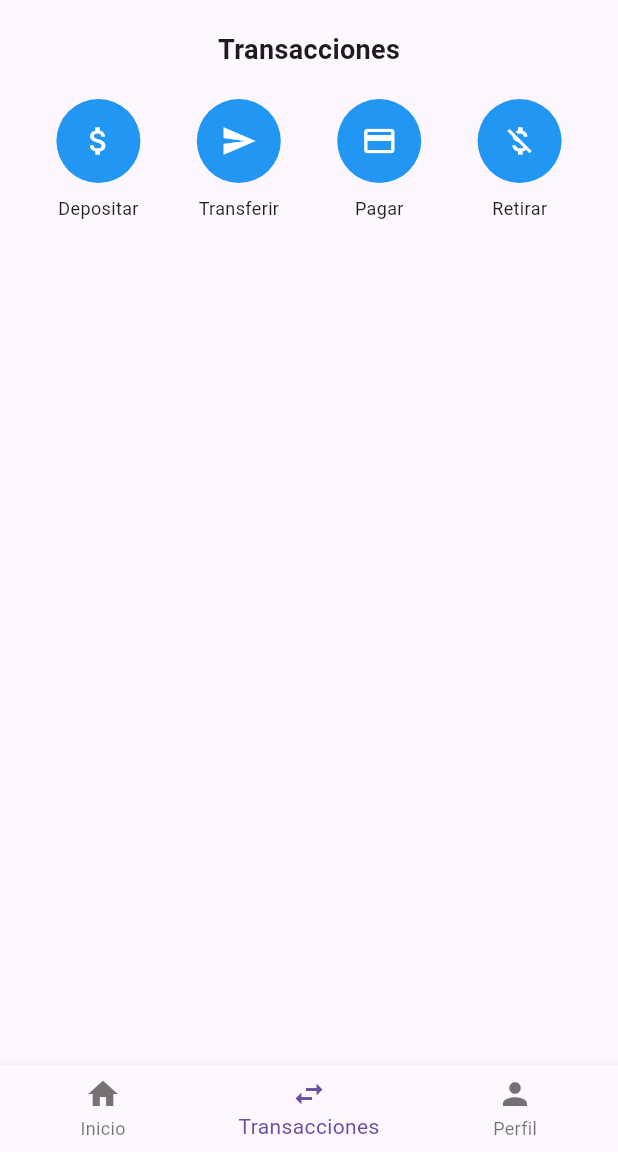
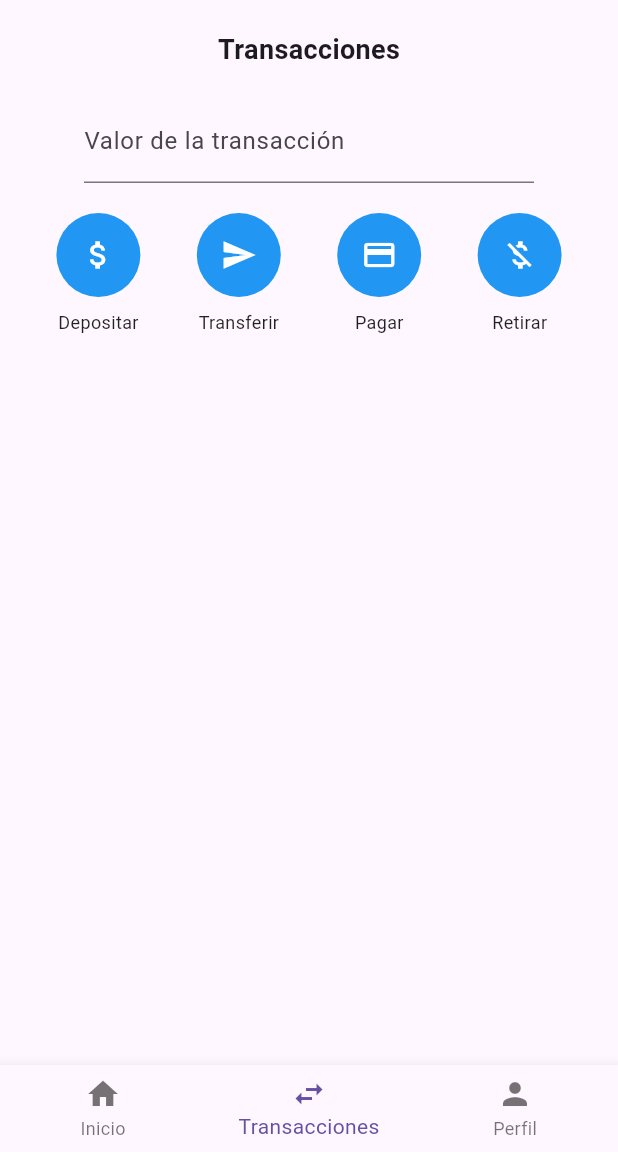
Before and after one commit to cmsrwood/learning_flutter, a Flutter app: the screen it shows after launch, item 2 of the bottom bar chosen, on a phone screen of 412 x 824 dp, the part 84-1236 px from its top. Run offline on Flutter 3.47's test engine with Material 3 defaults, Android fonts, the light colour scheme and no system bars.

Commit message:
valor de transaccion con textfield

```diff
--- a/app_banco/lib/screens/transacciones_screen.dart
+++ b/app_banco/lib/screens/transacciones_screen.dart
@@ -17,6 +17,8 @@ class TransaccionesScreen extends StatelessWidget {
 
   @override
   Widget build(BuildContext context) {
+    final TextEditingController valorTransaccion = TextEditingController();
+
     return Center(
       child: Column(
         children: [
@@ -26,27 +28,40 @@ class TransaccionesScreen extends StatelessWidget {
             style: TextStyle(fontSize: 18, fontWeight: FontWeight.bold),
           ),
           const SizedBox(height: 20),
+          Container(
+            width: 300,
+            child: TextField(
+              controller: valorTransaccion,
+              keyboardType: TextInputType.number,
+              decoration: const InputDecoration(
+                labelText: 'Valor de la transacción',
+              ),
+            ),
+          ),
+
+          const SizedBox(height: 20),
           Row(
             mainAxisAlignment: MainAxisAlignment.spaceEvenly,
             children: [
               ButtonAccion(
-                onPressed: () => depositar(100.0),
+                onPressed: () => depositar(double.parse(valorTransaccion.text)),
                 text: 'Depositar',
                 icon: Icons.attach_money,
               ),
 
               ButtonAccion(
-                onPressed: () => transferir(100.0),
+                onPressed:
+                    () => transferir(double.parse(valorTransaccion.text)),
                 text: 'Transferir',
                 icon: Icons.send,
               ),
               ButtonAccion(
-                onPressed: () => pagar(100.0),
+                onPressed: () => pagar(double.parse(valorTransaccion.text)),
                 text: 'Pagar',
                 icon: Icons.payment,
               ),
               ButtonAccion(
-                onPressed: () => retirar(100.0),
+                onPressed: () => retirar(double.parse(valorTransaccion.text)),
                 text: 'Retirar',
                 icon: Icons.money_off,
               ),
```
Also changed, not shown: app_banco/lib/screens/inicio_layout.dart (+9 -3 lines).
